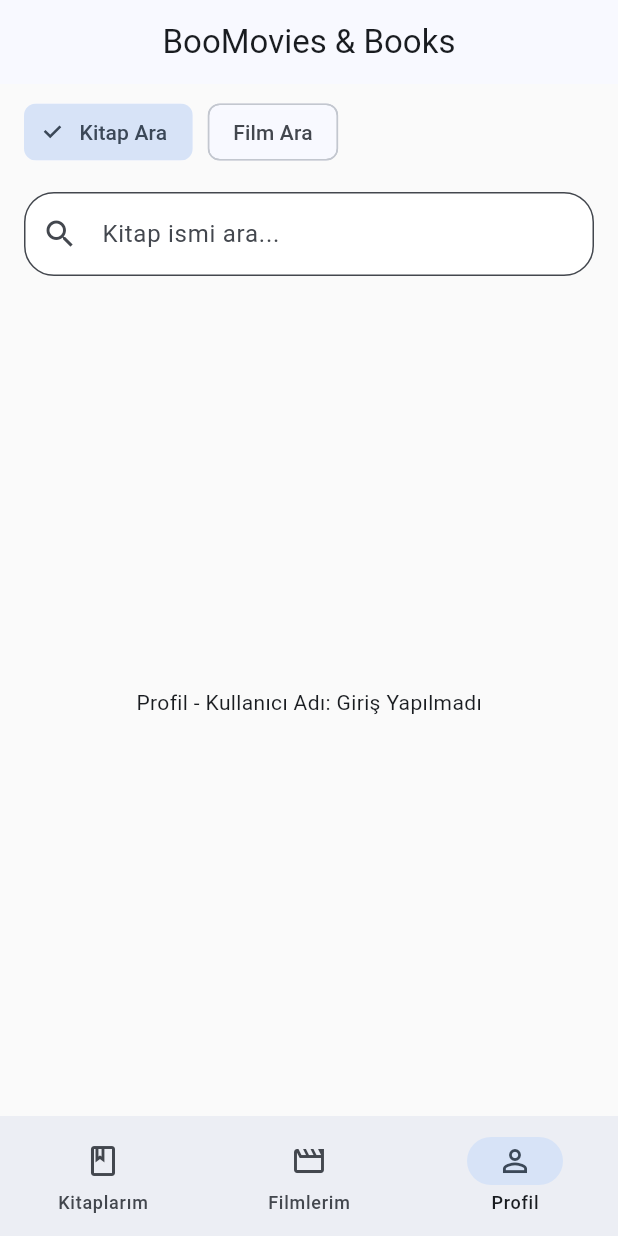
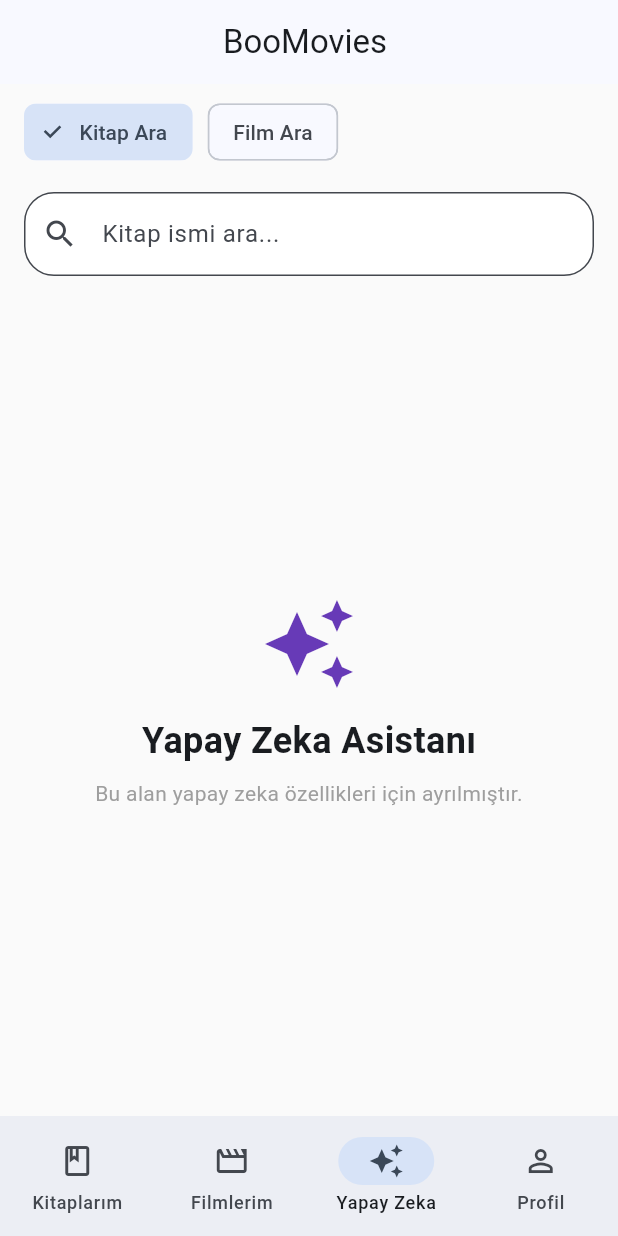
Before and after one commit to krlpsule/BooMovies-App, a Flutter app: the HomeScreen screen opened directly, item 3 of the bottom bar chosen, on a phone screen of 412 x 824 dp. Run offline on Flutter 3.47's test engine with Material 3 defaults, Android fonts, the phone set to English and light mode, and no system bars; our stand-ins replace flutter_dotenv.

Commit message:
Kitap ve Film yorumları görünebilir hale geldi, profil ve yapay zeka ekranı taslağı oluşturuldu

```diff
--- /dev/null
+++ b/frontend/lib/screens/ai_assistant_screen.dart
@@ -0,0 +1,28 @@
+import 'package:flutter/material.dart';
+
+class AiAssistantScreen extends StatelessWidget {
+  const AiAssistantScreen({super.key});
+
+  @override
+  Widget build(BuildContext context) {
+    return const Center(
+      child: Column(
+        mainAxisAlignment: MainAxisAlignment.center,
+        children: [
+          Icon(Icons.auto_awesome, size: 64, color: Colors.deepPurple),
+          SizedBox(height: 16),
+          Text(
+            "Yapay Zeka Asistanı",
+            style: TextStyle(fontSize: 24, fontWeight: FontWeight.bold),
+          ),
+          SizedBox(height: 8),
+          Text(
+            "Bu alan yapay zeka özellikleri için ayrılmıştır.",
+            textAlign: TextAlign.center,
+            style: TextStyle(color: Colors.grey),
+          ),
+        ],
+      ),
+    );
+  }
+}
--- a/frontend/lib/screens/book_list_screen.dart
+++ b/frontend/lib/screens/book_list_screen.dart
@@ -107,7 +107,7 @@ class _BookListScreenState extends State<BookListScreen> {
       },
     );
   }
-//Bu endpointlerde sıkıntı olabilir
+
   Future<void> _showReviewsListDialog(BuildContext context, Map book) async {
     showDialog(
       context: context,
--- a/frontend/lib/screens/home_screen.dart
+++ b/frontend/lib/screens/home_screen.dart
@@ -1,9 +1,11 @@
 import 'package:flutter/material.dart';
-import 'package:provider/provider.dart'; // Provider paketini ekledik
+import 'package:provider/provider.dart';
 import '../screens/search_result_screen.dart';
-import '../services/user_manager.dart'; // UserManager importu
+import '../services/user_manager.dart';
 import '../screens/movie_list_screen.dart';
 import '../screens/book_list_screen.dart';
+import '../screens/ai_assistant_screen.dart';
+import 'user_info_screen.dart';
 
 class HomeScreen extends StatefulWidget {
   final int initialIndex;
@@ -83,6 +85,8 @@ class _HomeScreenState extends State<HomeScreen> {
     final List<Widget> pages = [
       BookListScreen(),
       MovieListScreen(),
+      const AiAssistantScreen(),
+      const UserInfoScreen(),
       Center(
         child: Text(
           "Profil - Kullanıcı Adı: ${userManager.getUserNameAsString() ?? 'Giriş Yapılmadı'}",
@@ -92,7 +96,7 @@ class _HomeScreenState extends State<HomeScreen> {
 
     return Scaffold(
       backgroundColor: Colors.grey[50],
-      appBar: AppBar(title: const Text("BooMovies & Books"), centerTitle: true),
+      appBar: AppBar(title: const Text("BooMovies "), centerTitle: true),
       body: Column(
         children: [
           _buildSearchFilters(),
@@ -113,6 +117,10 @@ class _HomeScreenState extends State<HomeScreen> {
             label: 'Filmlerim',
           ),
           NavigationDestination(
+            icon: Icon(Icons.auto_awesome),
+            label: 'Yapay Zeka',
+          ),
+          NavigationDestination(
             icon: Icon(Icons.person_outline),
             label: 'Profil',
           ),
--- a/frontend/lib/services/internal_api_service.dart
+++ b/frontend/lib/services/internal_api_service.dart
@@ -5,7 +5,7 @@ class InternalApiService {
   final String baseUrl = "http://10.0.2.2:8000";
 
   // --- KULLANICI İŞLEMLERİ ---
-  Future<int?> login(String username, String password) async {
+  Future<Map<String, dynamic>?> login(String username, String password) async {
     final response = await http.post(
       Uri.parse('$baseUrl/login'),
       headers: {"Content-Type": "application/json"},
@@ -14,7 +14,7 @@ class InternalApiService {
 
     if (response.statusCode == 200) {
       final data = json.decode(response.body);
-      return data['UserID'];
+      return {"UserID": data['UserID'], "Username": data['Username']};
     }
     return null;
   }
--- a/frontend/lib/services/user_manager.dart
+++ b/frontend/lib/services/user_manager.dart
@@ -11,12 +11,18 @@ class UserManager extends ChangeNotifier {
     notifyListeners();
   }
 
+  void setUserName(String name) {
+    _userName = name;
+    notifyListeners();
+  }
+
   String? getUserNameAsString() {
     return _userName?.toString();
   }
 
   void logout() {
     _userId = null;
+    _userName = null;
     notifyListeners();
   }
 }
```
Also changed, not shown: frontend/lib/models/book_model.dart (+32 -0 lines), frontend/lib/screens/login_screen.dart (+7 -4 lines), frontend/lib/screens/search_result_screen.dart (+9 -12 lines), frontend/lib/screens/user_info_screen.dart (added, +28 -0 lines), frontend/lib/services/google_books_service.dart (+17 -19 lines), 2 other files.
